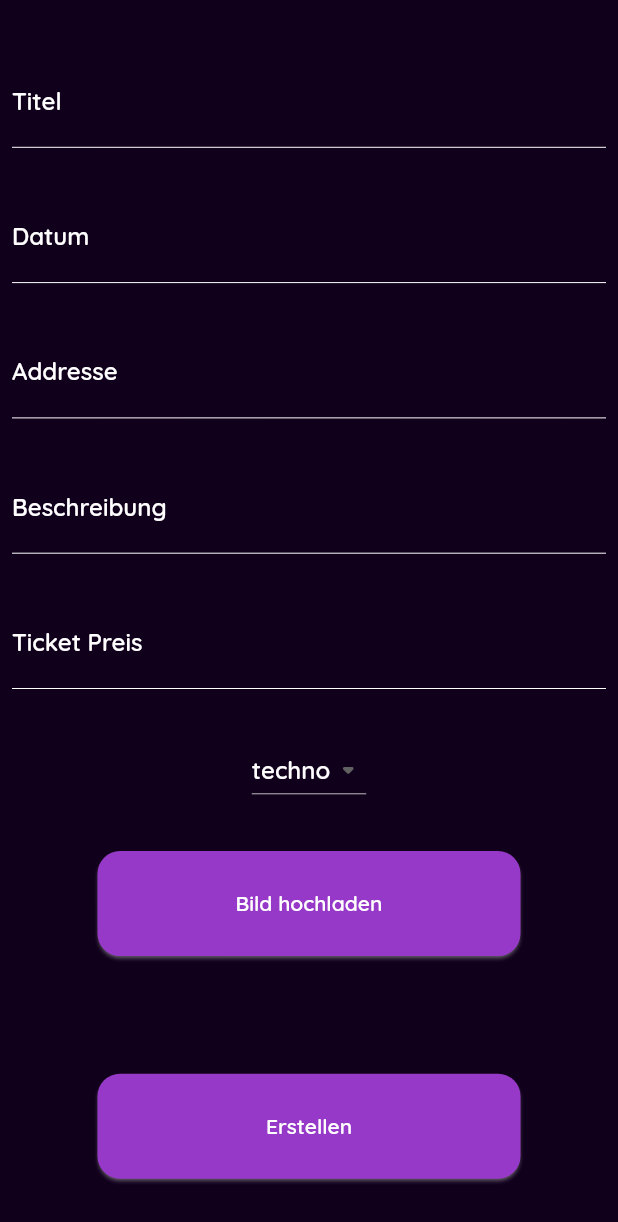
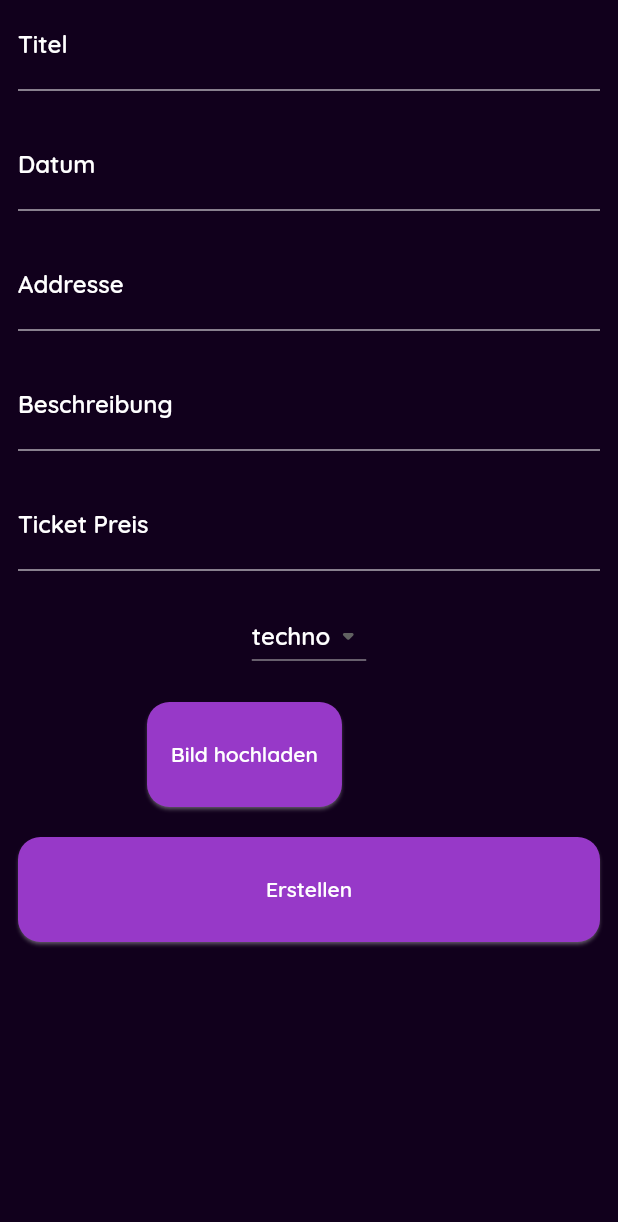
Before and after one commit to domidanke/event_finder, a Flutter app: the EventForm screen opened by its route, on a phone screen of 412 x 824 dp. Shown: the top 1222 px of the screen. Run offline on Flutter 3.47's test engine with Material 2 defaults, Android fonts, the phone set to English and light mode, and no system bars; our stand-ins replace cloud_firestore, firebase_auth, firebase_core, firebase_storage, firebase_ui_firestore, geolocator and 3 more; missing offline and left inert: firebase_ui_auth; accounts and stored records are empty.

Commit message:
add users collection and save event functionality

```diff
--- a/lib/models/app_user.dart
+++ b/lib/models/app_user.dart
@@ -1,15 +1,27 @@
+import 'package:event_finder/models/enums.dart';
+
 class AppUser {
-  late String uid;
-  late String firstName;
-  late String lastName;
-  late String email;
-  late DateTime createdOn;
+  AppUser({
+    required this.type,
+    this.savedEvents = const [],
+    this.savedArtists = const [],
+  });
+
+  late UserType type;
+  late List<String> savedEvents = [];
+  late List<String> savedArtists = [];
 
   AppUser.fromJson(Map<String, dynamic> json) {
-    uid = json['uid'];
-    firstName = json['firstName'] ?? '';
-    lastName = json['lastName'] ?? '';
-    email = json['email'];
-    createdOn = DateTime.parse(json['createdOn']);
+    savedArtists = List.from(json['savedArtists']);
+    savedEvents = List.from(json['savedEvents']);
+    type = UserType.fromJson(json['type']);
+  }
+
+  Map<String, Object?> toJson() {
+    return {
+      'savedEvents': savedEvents,
+      'savedArtists': savedArtists,
+      'type': type.name
+    };
   }
 }
--- a/lib/models/event.dart
+++ b/lib/models/event.dart
@@ -1,6 +1,7 @@
 class Event {
   Event(
-      {required this.title,
+      {this.uid = '',
+      required this.title,
       required this.details,
       required this.date,
       required this.address,
@@ -8,8 +9,9 @@ class Event {
       required this.ticketPrice,
       required this.createdBy});
 
-  Event.fromJson(Map<String, Object?> json)
+  Event.fromJson(Map<String, Object?> json, String uid)
       : this(
+          uid: uid,
           title: json['title']! as String,
           details: json['details']! as String,
           date: DateTime.parse(json['date']! as String),
@@ -19,6 +21,7 @@ class Event {
           createdBy: json['createdBy']! as String,
         );
 
+  final String uid;
   final String title;
   final String details;
   final String address;
--- a/lib/models/theme.dart
+++ b/lib/models/theme.dart
@@ -25,6 +25,7 @@ final primaryThemeData = ThemeData(
   cardTheme: const CardTheme(color: Colors.transparent),
   canvasColor: const Color(0xff11001C),
   fontFamily: 'Quicksand',
+  appBarTheme: const AppBarTheme(color: primaryColor),
   hintColor: Colors.pinkAccent,
   indicatorColor: Colors.grey,
   dialogBackgroundColor: Colors.red,
--- a/lib/route_generator.dart
+++ b/lib/route_generator.dart
@@ -4,8 +4,9 @@ import 'package:event_finder/views/auth/register_page.dart';
 import 'package:event_finder/views/feature/event_organizer/event_form.dart';
 import 'package:event_finder/views/feature/shared/buy_tickets_page.dart';
 import 'package:event_finder/views/feature/shared/event_details_page.dart';
+import 'package:event_finder/views/feature/shared/profile_page.dart';
+import 'package:event_finder/views/feature/shared/saved_events_page.dart';
 import 'package:event_finder/views/home_page.dart';
-import 'package:firebase_ui_auth/firebase_ui_auth.dart';
 import 'package:flutter/material.dart';
 
 class RouteGenerator {
@@ -22,7 +23,9 @@ class RouteGenerator {
       case 'event_form':
         return MaterialPageRoute(builder: (_) => const EventForm());
       case 'profile':
-        return MaterialPageRoute(builder: (_) => const ProfileScreen());
+        return MaterialPageRoute(builder: (_) => const ProfilePage());
+      case 'saved_events':
+        return MaterialPageRoute(builder: (_) => const SavedEventsPage());
       case 'event_details':
         return MaterialPageRoute(builder: (_) => const EventDetailsPage());
       case 'buy_tickets':
--- a/lib/services/auth.service.dart
+++ b/lib/services/auth.service.dart
@@ -1,8 +1,7 @@
+import 'package:event_finder/models/app_user.dart';
 import 'package:firebase_auth/firebase_auth.dart';
 import 'package:flutter/cupertino.dart';
 import 'package:google_sign_in/google_sign_in.dart';
-
-import '../models/enums.dart';
 
 class AuthService extends ChangeNotifier {
   factory AuthService() {
@@ -20,11 +19,11 @@ class AuthService extends ChangeNotifier {
     ],
   );
 
-  UserType _currentUsertype = UserType.base;
-  UserType get currentUsertype => _currentUsertype;
+  AppUser? _currentUser;
+  AppUser? get currentUser => _currentUser;
 
-  set currentUsertype(UserType type) {
-    _currentUsertype = type;
+  set currentUser(AppUser? user) {
+    _currentUser = user;
     notifyListeners();
   }
 
@@ -91,4 +90,12 @@ class AuthService extends ChangeNotifier {
   Future<String>? getToken() {
     return _firebaseAuth.currentUser?.getIdToken();
   }
+
+  void toggleSavedEvent(String eventUid) {
+    if (currentUser!.savedEvents.contains(eventUid)) {
+      currentUser!.savedEvents.remove(eventUid);
+    } else {
+      currentUser!.savedEvents.add(eventUid);
+    }
+  }
 }
--- a/lib/views/auth/pre_auth_page.dart
+++ b/lib/views/auth/pre_auth_page.dart
@@ -1,3 +1,4 @@
+import 'package:event_finder/services/firestore_service.dart';
 import 'package:flutter/material.dart';
 
 import '../../services/auth.service.dart';
@@ -13,6 +14,7 @@ class PreAuthPage extends StatelessWidget {
       return const LoginPage();
     } else {
       debugPrint('User is logged in as ${user.displayName} with ${user.email}');
+      FirestoreService().setInitialUserData();
       return const HomePage();
     }
   }
--- a/lib/views/feature/event_organizer/event_form.dart
+++ b/lib/views/feature/event_organizer/event_form.dart
@@ -38,9 +38,8 @@ class _EventFormState extends State<EventForm> {
       body: Form(
         key: _formKey,
         child: Padding(
-          padding: const EdgeInsets.all(8.0),
-          child: Column(
-            mainAxisAlignment: MainAxisAlignment.spaceEvenly,
+          padding: const EdgeInsets.symmetric(horizontal: 12),
+          child: ListView(
             children: [
               TextFormField(
                 style: TextStyle(
@@ -56,6 +55,9 @@ class _EventFormState extends State<EventForm> {
                   title = value;
                   return null;
                 },
+              ),
+              const SizedBox(
+                height: 20,
               ),
               TextFormField(
                 style: TextStyle(
@@ -80,6 +82,9 @@ class _EventFormState extends State<EventForm> {
                   });
                 },
               ),
+              const SizedBox(
+                height: 20,
+              ),
               TextFormField(
                 style: TextStyle(
                     color: Theme.of(context).textTheme.bodyMedium?.color),
@@ -95,6 +100,9 @@ class _EventFormState extends State<EventForm> {
                   return null;
                 },
               ),
+              const SizedBox(
+                height: 20,
+              ),
               TextFormField(
                 style: TextStyle(
                     color: Theme.of(context).textTheme.bodyMedium?.color),
@@ -109,6 +117,9 @@ class _EventFormState extends State<EventForm> {
                   details = value;
                   return null;
                 },
+              ),
+              const SizedBox(
+                height: 20,
               ),
               TextFormField(
                 style: TextStyle(
@@ -129,7 +140,11 @@ class _EventFormState extends State<EventForm> {
                   return null;
                 },
               ),
-              DropdownButton<String>(
+              const SizedBox(
+                height: 20,
+              ),
+              Center(
+                child: DropdownButton<String>(
                   value: selectedGenre,
                   icon: const Icon(Icons.arrow_drop_down_rounded),
                   onChanged: (String? value) {
@@ -147,6 +162,13 @@ class _EventFormState extends State<EventForm> {
                     );
                   }).toList(),
                 ),
+              ),
+              const SizedBox(
+                height: 20,
+              ),
+              Row(
+                mainAxisAlignment: MainAxisAlignment.spaceEvenly,
+                children: [
                   KKButton(
                       onPressed: () async {
                         final XFile? image = await ImagePicker()
@@ -157,7 +179,15 @@ class _EventFormState extends State<EventForm> {
                         });
                       },
                       buttonText: 'Bild hochladen'),
-              Text(selectedImageFile != null ? selectedImageFile!.path : ''),
+                  Text(
+                    selectedImageFile != null ? 'Image ready' : '',
+                    style: const TextStyle(color: Colors.greenAccent),
+                  ),
+                ],
+              ),
+              const SizedBox(
+                height: 20,
+              ),
               KKButton(
                 onPressed: () async {
                   if (_formKey.currentState!.validate() &&
@@ -184,7 +214,7 @@ class _EventFormState extends State<EventForm> {
                         ticketPrice: ticketPrice);
                     try {
                       await FirestoreService()
-                          .writeEventToFirebase(event)
+                          .addEventDocument(event)
                           .then((value) {
                         ScaffoldMessenger.of(context).showSnackBar(
                           const SnackBar(content: Text('Event erstellt.')),
--- a/lib/views/home_page.dart
+++ b/lib/views/home_page.dart
@@ -25,7 +25,8 @@ class _HomePageState extends State<HomePage> {
     return WillPopScope(
       onWillPop: () async => !Navigator.of(context).userGestureInProgress,
       child: Scaffold(
-        //appBar: AppBar(),
+        appBar: PreferredSize(
+            preferredSize: const Size.fromHeight(40.0), child: AppBar()),
         drawer: Drawer(
           child: ListView(
             padding: EdgeInsets.zero,
@@ -68,7 +69,7 @@ class _HomePageState extends State<HomePage> {
                 leading: const Icon(Icons.event_available),
                 title: const Text('Gespeicherte Veranstaltungen'),
                 onTap: () {
-                  Navigator.pop(context);
+                  Navigator.pushNamed(context, 'saved_events');
                 },
               ),
               ListTile(
--- a/lib/widgets/kk_button.dart
+++ b/lib/widgets/kk_button.dart
@@ -13,8 +13,7 @@ class KKButton extends StatelessWidget {
   Widget build(BuildContext context) => ElevatedButton(
         onPressed: onPressed,
         child: Container(
-          constraints: const BoxConstraints(
-              minWidth: 88.0, maxWidth: 250, maxHeight: 70, minHeight: 36.0),
+          constraints: const BoxConstraints(maxHeight: 70, minHeight: 36.0),
           alignment: Alignment.center,
           child: Text(
             buttonText,
```
Also changed, not shown: lib/services/firestore_service.dart (+42 -14 lines), lib/views/feature/shared/event_card.dart (+50 -14 lines), lib/views/feature/shared/profile_page.dart (+29 -10 lines), lib/views/feature/shared/saved_events_page.dart (added, +41 -0 lines), lib/widgets/google_sign_in_button.dart (+6 -1 lines). Lines whose indentation alone changed are shown as unchanged.
